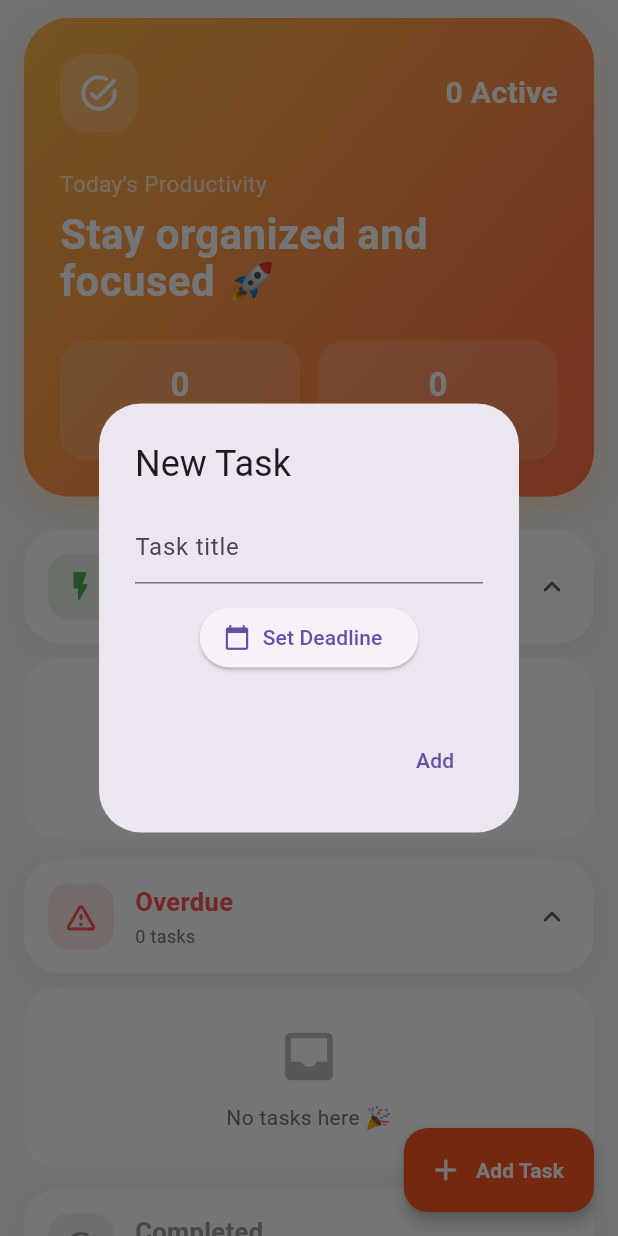
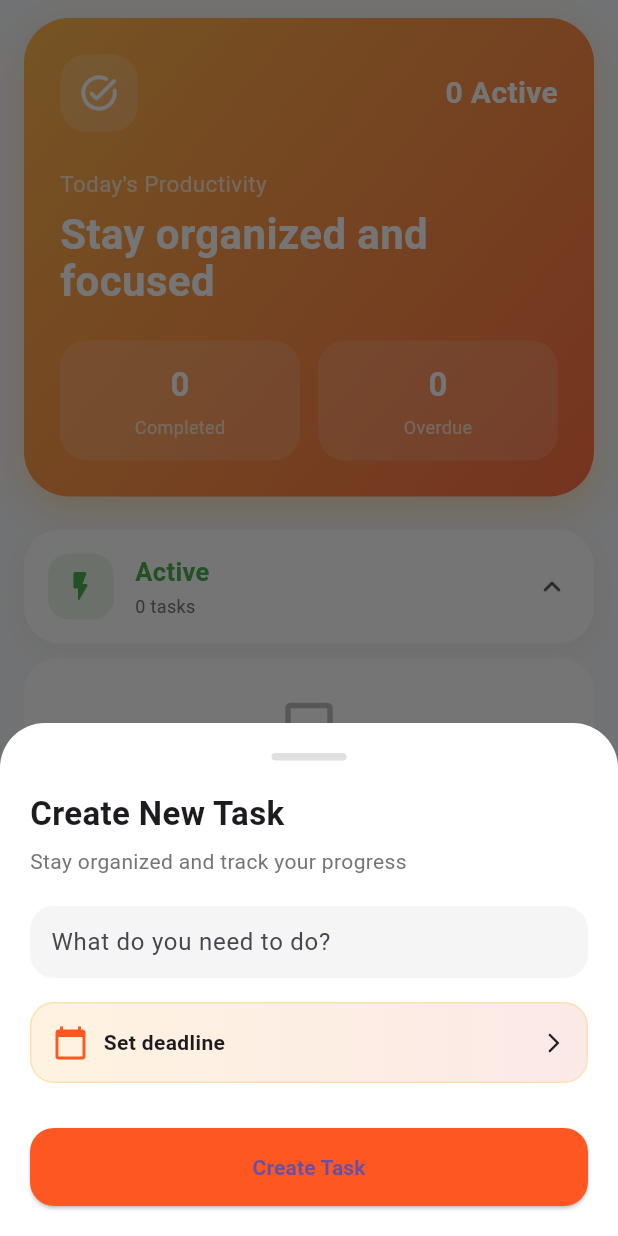
Before and after one commit to BenigJester/FullBrightTrack, a Flutter app: the TasksTab screen opened directly, after a tap on "Add Task", on a phone screen of 412 x 824 dp. Run offline on Flutter 3.47's test engine with Material 3 defaults, Android fonts, the phone set to English and light mode, and no system bars; our stand-ins replace cloud_firestore, firebase_auth, firebase_core, flutter_local_notifications, google_sign_in, pedometer and 2 more; missing offline and left inert: flutter_foreground_task, workmanager; accounts and stored records are empty; network calls fail.

Commit message:
Improve add task dialogue design.

```diff
--- a/lib/screens/tasks_tab.dart
+++ b/lib/screens/tasks_tab.dart
@@ -529,53 +529,95 @@ class _TasksTabState extends State<TasksTab> {
   void _showAddTaskDialog() {
     final titleController = TextEditingController();
     DateTime? selectedDeadline;
+    String? localError;
 
-    showDialog(
+    showModalBottomSheet(
       context: context,
-      builder: (_) {
+      isScrollControlled: true,
+      backgroundColor: Colors.transparent,
+      builder: (context) {
         return StatefulBuilder(
-          builder: (dialogContext, setStateDialog) {
-            return AlertDialog(
-              title: const Text("New Task"),
-              content: Column(
+          builder: (context, setState) {
+            return Container(
+              padding: EdgeInsets.only(
+                left: 20,
+                right: 20,
+                top: 20,
+                bottom: MediaQuery.of(context).viewInsets.bottom + 20,
+              ),
+              decoration: const BoxDecoration(
+                color: Colors.white,
+                borderRadius: BorderRadius.vertical(top: Radius.circular(30)),
+              ),
+              child: Column(
                 mainAxisSize: MainAxisSize.min,
+                crossAxisAlignment: CrossAxisAlignment.start,
                 children: [
-                  TextField(
-                    controller: titleController,
-                    decoration: const InputDecoration(hintText: "Task title"),
+                  // ================= HANDLE =================
+                  Center(
+                    child: Container(
+                      width: 50,
+                      height: 5,
+                      decoration: BoxDecoration(
+                        color: Colors.grey.shade300,
+                        borderRadius: BorderRadius.circular(20),
+                      ),
+                    ),
                   ),
 
-                  const SizedBox(height: 12),
+                  const SizedBox(height: 20),
 
-                  // 🔥 SINGLE DEADLINE BUTTON
-                  ElevatedButton.icon(
-                    icon: const Icon(Icons.calendar_today),
-                    label: Text(
-                      selectedDeadline == null
-                          ? "Set Deadline"
-                          : _formatDateTime(selectedDeadline!),
+                  // ================= TITLE =================
+                  const Text(
+                    "Create New Task",
+                    style: TextStyle(fontSize: 22, fontWeight: FontWeight.bold),
                   ),
-                    onPressed: () async {
-                      if (!dialogContext.mounted) return;
 
-                      // 1️⃣ Pick Date
+                  const SizedBox(height: 6),
+
+                  Text(
+                    "Stay organized and track your progress",
+                    style: TextStyle(color: Colors.grey.shade600),
+                  ),
+
+                  const SizedBox(height: 20),
+
+                  // ================= TASK INPUT =================
+                  Container(
+                    padding: const EdgeInsets.symmetric(horizontal: 14),
+                    decoration: BoxDecoration(
+                      color: Colors.grey.shade100,
+                      borderRadius: BorderRadius.circular(16),
+                    ),
+                    child: TextField(
+                      controller: titleController,
+                      decoration: const InputDecoration(
+                        border: InputBorder.none,
+                        hintText: "What do you need to do?",
+                      ),
+                    ),
+                  ),
+
+                  const SizedBox(height: 16),
+
+                  // ================= DEADLINE PICKER =================
+                  InkWell(
+                    onTap: () async {
                       final pickedDate = await showDatePicker(
-                        context: dialogContext,
+                        context: context,
                         firstDate: DateTime.now(),
                         lastDate: DateTime(2100),
                       );
 
-                      if (pickedDate == null || !dialogContext.mounted) return;
+                      if (pickedDate == null) return;
 
-                      // 2️⃣ Pick Time
                       final pickedTime = await showTimePicker(
-                        context: dialogContext,
+                        context: context,
                         initialTime: TimeOfDay.now(),
                       );
 
-                      if (pickedTime == null || !dialogContext.mounted) return;
+                      if (pickedTime == null) return;
 
-                      // 3️⃣ Combine
                       final combined = DateTime(
                         pickedDate.year,
                         pickedDate.month,
@@ -584,39 +626,85 @@ class _TasksTabState extends State<TasksTab> {
                         pickedTime.minute,
                       );
 
-                      setStateDialog(() {
+                      setState(() {
                         selectedDeadline = combined;
-                        errorText = null;
+                        localError = null;
                       });
                     },
+                    child: Container(
+                      padding: const EdgeInsets.all(14),
+                      decoration: BoxDecoration(
+                        gradient: LinearGradient(
+                          colors: [
+                            Colors.orange.shade50,
+                            Colors.deepOrange.shade50,
+                          ],
                         ),
+                        borderRadius: BorderRadius.circular(16),
+                        border: Border.all(color: Colors.orange.shade100),
+                      ),
+                      child: Row(
+                        children: [
+                          const Icon(
+                            Icons.calendar_today,
+                            color: Colors.deepOrange,
+                          ),
+
+                          const SizedBox(width: 10),
+
+                          Expanded(
+                            child: Text(
+                              selectedDeadline == null
+                                  ? "Set deadline"
+                                  : _formatDateTime(selectedDeadline!),
+                              style: const TextStyle(
+                                fontWeight: FontWeight.w600,
+                              ),
+                            ),
+                          ),
+
+                          const Icon(Icons.arrow_forward_ios_rounded, size: 16),
+                        ],
+                      ),
+                    ),
+                  ),
+
                   const SizedBox(height: 10),
 
-                  // 🔥 ERROR TEXT HERE
-                  if (errorText != null)
+                  // ================= ERROR =================
+                  if (localError != null)
                     Text(
-                      errorText!,
+                      localError!,
                       style: const TextStyle(color: Colors.red, fontSize: 13),
                     ),
-                ],
+
+                  const SizedBox(height: 20),
+
+                  // ================= ACTION BUTTON =================
+                  SizedBox(
+                    width: double.infinity,
+                    height: 52,
+                    child: ElevatedButton(
+                      style: ElevatedButton.styleFrom(
+                        backgroundColor: Colors.deepOrange,
+                        shape: RoundedRectangleBorder(
+                          borderRadius: BorderRadius.circular(16),
                         ),
-              actions: [
-                TextButton(
+                      ),
                       onPressed: () async {
                         final now = DateTime.now();
 
                         if (titleController.text.trim().isEmpty ||
                             selectedDeadline == null) {
-                      setStateDialog(() {
-                        errorText = "Please set title and deadline.";
+                          setState(() {
+                            localError = "Please complete all fields.";
                           });
                           return;
                         }
 
                         if (selectedDeadline!.isBefore(now)) {
-                      setStateDialog(() {
-                        errorText =
-                            "You selected a past time. Please choose a future deadline.";
+                          setState(() {
+                            localError = "Deadline must be in the future.";
                           });
                           return;
                         }
@@ -630,15 +718,19 @@ class _TasksTabState extends State<TasksTab> {
                           if (!mounted) return;
                           Navigator.pop(context);
                         } catch (e) {
-                      if (!mounted) return;
                           ScaffoldMessenger.of(
                             context,
                           ).showSnackBar(SnackBar(content: Text("Error: $e")));
                         }
                       },
-                  child: const Text("Add"),
+                      child: const Text(
+                        "Create Task",
+                        style: TextStyle(fontWeight: FontWeight.bold),
+                      ),
+                    ),
                   ),
                 ],
+              ),
             );
           },
         );
@@ -732,7 +824,7 @@ class _TasksTabState extends State<TasksTab> {
           const SizedBox(height: 8),
 
           const Text(
-            "Stay organized and focused 🚀",
+            "Stay organized and focused",
 
             style: TextStyle(
               color: Colors.white,
```
Lines whose indentation alone changed are shown as unchanged.
